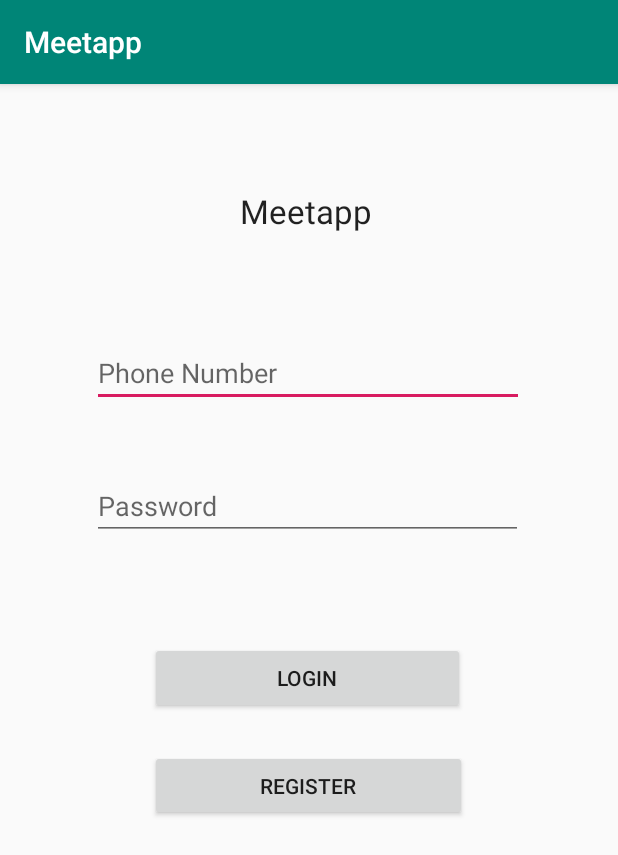
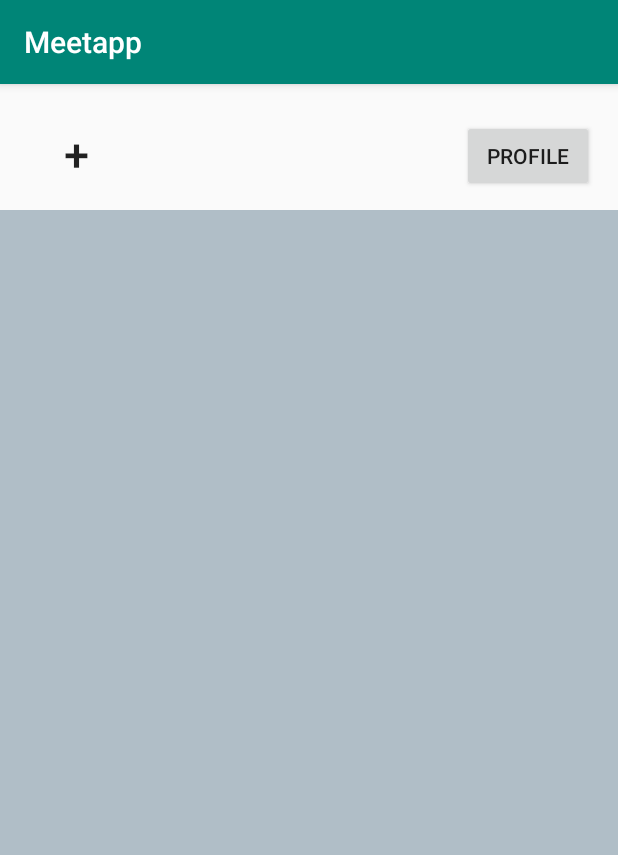
Before and after one commit to Chyzhykal/AndroidETMLProjet, an Android app: the screen it shows after launch (LoginActivity before the commit, BrowseEventsActivity after it), on a phone screen of 412 x 824 dp. Shown: the top 855 px of the screen. Run offline under Robolectric (Android 15) with nearby library versions, the phone set to English and light mode, and no system bars.

Commit message:
Event displays in the browse events activity

```diff
--- a/MeetApp/app/src/main/AndroidManifest.xml
+++ b/MeetApp/app/src/main/AndroidManifest.xml
@@ -10,11 +10,11 @@
             android:supportsRtl="true"
             android:theme="@style/AppTheme">
         <activity android:name=".ProfileActivity"></activity>
-        <activity android:name=".BrowseEventsActivity" />
+        <activity android:name=".LoginActivity" />
         <activity android:name=".CreateEventActivity" />
         <activity android:name=".HomeActivity" />
         <activity android:name=".RegisterActivity" />
-        <activity android:name=".LoginActivity">
+        <activity android:name=".BrowseEventsActivity">
             <intent-filter>
                 <action android:name="android.intent.action.MAIN" />
 
--- a/MeetApp/app/src/main/java/etml/app/meetapp/BrowseEventsActivity.java
+++ b/MeetApp/app/src/main/java/etml/app/meetapp/BrowseEventsActivity.java
@@ -3,12 +3,51 @@ package etml.app.meetapp;
 import androidx.appcompat.app.AppCompatActivity;
 
 import android.os.Bundle;
+import android.util.Log;
+import android.widget.Button;
+import android.widget.ScrollView;
+import android.widget.TextClock;
+import android.widget.TextView;
+import android.view.View;
+
+import java.util.ArrayList;
+import java.util.List;
+
+import etml.app.meetapp.Objects.Event;
 
 public class BrowseEventsActivity extends AppCompatActivity {
+    ScrollView view;
+    Button add;
 
     @Override
     protected void onCreate(Bundle savedInstanceState) {
         super.onCreate(savedInstanceState);
         setContentView(R.layout.activity_browse_events);
+        view = findViewById(R.id.scollview1);
+        add = findViewById(R.id.button7);
+
+        add.setOnClickListener(new View.OnClickListener() {
+            @Override
+            public void onClick(View v) {
+                List<Event> testEvents = new ArrayList<Event>();
+                testEvents.add(new Event());
+                testEvents.add(new Event());
+                testEvents.add(new Event());
+                testEvents.add(new Event());
+                testEvents.add(new Event());
+                Log.d("ok", "events created");
+                showEvents(testEvents);
+            }
+        });
+    }
+
+    private void showEvents(List<Event> events){
+        for (int i = 0; i < events.size(); ++i){
+            Log.d("ok", "event sent");
+            /*TextView eventName = new TextView(this);
+            eventName.setText("test");
+            view.addView(eventName);*/
+        }
+
     }
 }
--- a/MeetApp/app/src/main/java/etml/app/meetapp/database/MySQLConnect.java
+++ b/MeetApp/app/src/main/java/etml/app/meetapp/database/MySQLConnect.java
@@ -1,4 +1,4 @@
-package etml.app.meetapp.database;
+/*package etml.app.meetapp.database;
 
 import android.os.AsyncTask;
 import android.widget.Toast;
@@ -56,4 +56,4 @@ class MySQLConnect extends AsyncTask<String, Void, String>{
     protected void onPostExecute(String result) {
         txtData.setText(result);
     }
-}
+}*/
--- a/MeetApp/app/src/main/res/layout/activity_browse_events.xml
+++ b/MeetApp/app/src/main/res/layout/activity_browse_events.xml
@@ -6,4 +6,40 @@
         android:layout_height="match_parent"
         tools:context=".BrowseEventsActivity">
 
+    <Button
+            android:id="@+id/button7"
+            style="@style/Widget.AppCompat.Button.Borderless"
+            android:layout_width="69dp"
+            android:layout_height="59dp"
+            android:layout_marginStart="16dp"
+            android:layout_marginTop="16dp"
+            android:text="@string/create_event"
+            android:textSize="30sp"
+            app:layout_constraintStart_toStartOf="parent"
+            app:layout_constraintTop_toTopOf="parent" />
+
+    <Button
+            android:id="@+id/button8"
+            android:layout_width="wrap_content"
+            android:layout_height="wrap_content"
+            android:layout_marginTop="24dp"
+            android:layout_marginEnd="16dp"
+            android:text="@string/profile"
+            app:layout_constraintEnd_toEndOf="parent"
+            app:layout_constraintTop_toTopOf="parent" />
+
+    <ScrollView
+            android:id="@+id/scollview1"
+            android:layout_width="match_parent"
+            android:layout_height="match_parent"
+            android:layout_marginTop="84dp"
+            android:background="#B0BEC7"
+            app:layout_constraintTop_toTopOf="parent"
+            tools:layout_editor_absoluteX="0dp">
+
+        <LinearLayout
+                android:layout_width="match_parent"
+                android:layout_height="wrap_content"
+                android:orientation="horizontal" />
+    </ScrollView>
 </androidx.constraintlayout.widget.ConstraintLayout>
--- a/MeetApp/app/src/main/res/values/views_strings.xml
+++ b/MeetApp/app/src/main/res/values/views_strings.xml
@@ -12,4 +12,6 @@
     <string name="edit">Edit</string>
     <string name="join_date">Join Date :</string>
     <string name="back">Back</string>
+    <string name="create_event">+</string>
+    <string name="profile">Profile</string>
 </resources>
```
Also changed, not shown: MeetApp/app/src/main/java/etml/app/meetapp/Objects/Event.java (added, +115 -0 lines).
